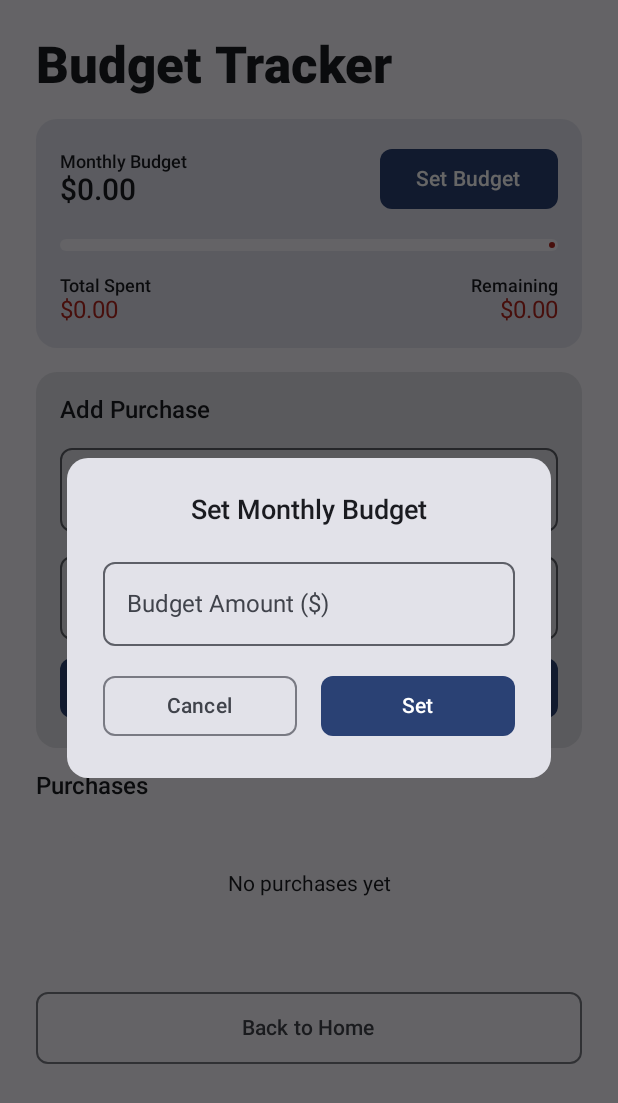
After one commit to AdibBinKadir/ShopperAI, an Android app built with Jetpack Compose: the BudgetTrackerScreen screen opened through its navigation route, on a phone screen of 412 x 824 dp. The commit adds this screen. Shown: the top 1103 px of the screen. Run offline under Robolectric (Android 15) with nearby library versions, the phone set to English and light mode, and no system bars; our stand-ins replace Room's generated code.

Commit message:
Added new budget tracker page

```diff
--- a/app/build.gradle.kts
+++ b/app/build.gradle.kts
@@ -55,10 +55,11 @@ dependencies {
     implementation("androidx.core:core-ktx:1.12.0")
     implementation("androidx.lifecycle:lifecycle-runtime-ktx:2.6.2")
     implementation("androidx.activity:activity-compose:1.8.2")
-    implementation(platform("androidx.compose:compose-bom:2023.08.00"))
+    implementation(platform("androidx.compose:compose-bom:2023.10.01"))
     implementation("androidx.compose.ui:ui")
     implementation("androidx.compose.ui:ui-graphics")
     implementation("androidx.compose.ui:ui-tooling-preview")
+    implementation("androidx.compose.ui:ui-text")
     implementation("androidx.compose.material3:material3")
     implementation("androidx.navigation:navigation-compose:2.7.5")
 
--- /dev/null
+++ b/app/src/main/java/com/example/democse3310/BudgetTrackerScreen.kt
@@ -0,0 +1,357 @@
+package com.example.democse3310
+
+import androidx.compose.foundation.background
+import androidx.compose.foundation.layout.*
+import androidx.compose.foundation.lazy.LazyColumn
+import androidx.compose.foundation.lazy.items
+import androidx.compose.material.icons.Icons
+import androidx.compose.material.icons.filled.Delete
+import androidx.compose.material3.*
+import androidx.compose.runtime.*
+import androidx.compose.ui.Alignment
+import androidx.compose.ui.Modifier
+import androidx.compose.ui.platform.LocalContext
+import androidx.compose.ui.text.input.KeyboardType
+import androidx.compose.foundation.text.KeyboardOptions
+import androidx.compose.ui.window.Dialog
+import androidx.compose.ui.unit.dp
+import androidx.lifecycle.viewmodel.compose.viewModel
+import androidx.navigation.NavController
+import com.example.democse3310.data.ChatDatabase
+import com.example.democse3310.data.getCurrentUserIdFlow
+import com.example.democse3310.ui.theme.Spacing
+import com.example.democse3310.viewmodel.BudgetViewModel
+import com.example.democse3310.viewmodel.BudgetViewModelFactory
+
+@Composable
+fun BudgetTrackerScreen(navController: NavController) {
+    val context = LocalContext.current
+    val database = remember { ChatDatabase.getDatabase(context) }
+    val currentUserId by getCurrentUserIdFlow(context).collectAsState(initial = "")
+
+    val viewModel: BudgetViewModel = viewModel(
+        factory = BudgetViewModelFactory(
+            database.budgetDao(),
+            database.budgetItemDao()
+        )
+    )
+
+    LaunchedEffect(currentUserId) {
+        if (currentUserId.isNotEmpty()) {
+            viewModel.loadBudgetData(currentUserId)
+        }
+    }
+
+    val budgetItems by viewModel.budgetItems.collectAsState()
+    val totalSpent by viewModel.totalSpent.collectAsState()
+    val monthlyBudget by viewModel.monthlyBudget.collectAsState()
+    val remainingBudget by viewModel.remainingBudget.collectAsState()
+
+    var budgetInputValue by remember { mutableStateOf("") }
+    var itemNameInput by remember { mutableStateOf("") }
+    var itemCostInput by remember { mutableStateOf("") }
+    var showBudgetDialog by remember { mutableStateOf(monthlyBudget == 0.0) }
+
+    Column(
+        modifier = Modifier
+            .fillMaxSize()
+            .background(MaterialTheme.colorScheme.background)
+            .padding(Spacing.lg),
+        verticalArrangement = Arrangement.Top
+    ) {
+        // Header
+        Text("Budget Tracker", style = MaterialTheme.typography.headlineLarge)
+        Spacer(modifier = Modifier.height(Spacing.md))
+
+        // Budget Summary Card
+        Card(
+            modifier = Modifier
+                .fillMaxWidth()
+                .padding(bottom = Spacing.md),
+            shape = MaterialTheme.shapes.medium,
+            colors = CardDefaults.cardColors(
+                containerColor = MaterialTheme.colorScheme.primary.copy(alpha = 0.1f)
+            )
+        ) {
+            Column(
+                modifier = Modifier
+                    .fillMaxWidth()
+                    .padding(Spacing.md)
+            ) {
+                Row(
+                    modifier = Modifier.fillMaxWidth(),
+                    horizontalArrangement = Arrangement.SpaceBetween,
+                    verticalAlignment = Alignment.CenterVertically
+                ) {
+                    Column {
+                        Text("Monthly Budget", style = MaterialTheme.typography.labelSmall)
+                        Text(
+                            "$%.2f".format(monthlyBudget),
+                            style = MaterialTheme.typography.headlineMedium
+                        )
+                    }
+                    Button(
+                        onClick = { showBudgetDialog = true },
+                        shape = MaterialTheme.shapes.small
+                    ) {
+                        Text("Set Budget")
+                    }
+                }
+
+                Spacer(modifier = Modifier.height(Spacing.md))
+
+                // Progress bar
+                LinearProgressIndicator(
+                    progress = (if (monthlyBudget > 0) (totalSpent / monthlyBudget).toFloat() else 0f).coerceIn(0f, 1f),
+                    modifier = Modifier
+                        .fillMaxWidth()
+                        .height(8.dp),
+                    trackColor = MaterialTheme.colorScheme.surface,
+                    color = if (remainingBudget > 0) MaterialTheme.colorScheme.primary else MaterialTheme.colorScheme.error
+                )
+
+                Spacer(modifier = Modifier.height(Spacing.md))
+
+                Row(
+                    modifier = Modifier.fillMaxWidth(),
+                    horizontalArrangement = Arrangement.SpaceBetween
+                ) {
+                    Column {
+                        Text("Total Spent", style = MaterialTheme.typography.labelSmall)
+                        Text(
+                            "$%.2f".format(totalSpent),
+                            style = MaterialTheme.typography.bodyLarge,
+                            color = MaterialTheme.colorScheme.error
+                        )
+                    }
+                    Column(horizontalAlignment = Alignment.End) {
+                        Text("Remaining", style = MaterialTheme.typography.labelSmall)
+                        Text(
+                            "$%.2f".format(remainingBudget),
+                            style = MaterialTheme.typography.bodyLarge,
+                            color = if (remainingBudget > 0) MaterialTheme.colorScheme.primary else MaterialTheme.colorScheme.error
+                        )
+                    }
+                }
+            }
+        }
+
+        // Add Item Section
+        Card(
+            modifier = Modifier
+                .fillMaxWidth()
+                .padding(bottom = Spacing.md),
+            shape = MaterialTheme.shapes.medium
+        ) {
+            Column(
+                modifier = Modifier
+                    .fillMaxWidth()
+                    .padding(Spacing.md)
+            ) {
+                Text("Add Purchase", style = MaterialTheme.typography.titleMedium)
+                Spacer(modifier = Modifier.height(Spacing.sm))
+
+                OutlinedTextField(
+                    value = itemNameInput,
+                    onValueChange = { itemNameInput = it },
+                    label = { Text("Item Name") },
+                    modifier = Modifier.fillMaxWidth(),
+                    shape = MaterialTheme.shapes.small
+                )
+
+                Spacer(modifier = Modifier.height(Spacing.sm))
+
+                OutlinedTextField(
+                    value = itemCostInput,
+                    onValueChange = { newValue: String ->
+                        if (newValue.isEmpty() || newValue.toDoubleOrNull() != null) {
+                            itemCostInput = newValue
+                        }
+                    },
+                    label = { Text("Cost ($)") },
+                    modifier = Modifier.fillMaxWidth(),
+                    shape = MaterialTheme.shapes.small
+                )
+
+                Spacer(modifier = Modifier.height(Spacing.sm))
+
+                Button(
+                    onClick = {
+                        if (itemNameInput.isNotEmpty() && itemCostInput.isNotEmpty()) {
+                            val cost = itemCostInput.toDoubleOrNull() ?: 0.0
+                            viewModel.addBudgetItem(currentUserId, itemNameInput, cost)
+                            itemNameInput = ""
+                            itemCostInput = ""
+                        }
+                    },
+                    modifier = Modifier.fillMaxWidth(),
+                    shape = MaterialTheme.shapes.small
+                ) {
+                    Text("Add Item")
+                }
+            }
+        }
+
+        // Items List
+        Text("Purchases", style = MaterialTheme.typography.titleMedium)
+        Spacer(modifier = Modifier.height(Spacing.sm))
+
+        if (budgetItems.isEmpty()) {
+            Card(
+                modifier = Modifier
+                    .fillMaxWidth()
+                    .padding(Spacing.md),
+                shape = MaterialTheme.shapes.medium,
+                colors = CardDefaults.cardColors(
+                    containerColor = MaterialTheme.colorScheme.surface
+                )
+            ) {
+                Text(
+                    "No purchases yet",
+                    style = MaterialTheme.typography.bodyMedium,
+                    modifier = Modifier
+                        .padding(Spacing.lg)
+                        .align(Alignment.CenterHorizontally)
+                )
+            }
+        } else {
+            LazyColumn(verticalArrangement = Arrangement.spacedBy(Spacing.sm)) {
+                items(budgetItems) { item ->
+                    Card(
+                        modifier = Modifier.fillMaxWidth(),
+                        shape = MaterialTheme.shapes.small
+                    ) {
+                        Row(
+                            modifier = Modifier
+                                .fillMaxWidth()
+                                .padding(Spacing.md),
+                            horizontalArrangement = Arrangement.SpaceBetween,
+                            verticalAlignment = Alignment.CenterVertically
+                        ) {
+                            Column(modifier = Modifier.weight(1f)) {
+                                Text(item.itemName, style = MaterialTheme.typography.bodyMedium)
+                                Text(
+                                    item.dateAdded,
+                                    style = MaterialTheme.typography.labelSmall,
+                                    color = MaterialTheme.colorScheme.onBackground.copy(alpha = 0.6f)
+                                )
+                            }
+                            Row(
+                                horizontalArrangement = Arrangement.spacedBy(Spacing.sm),
+                                verticalAlignment = Alignment.CenterVertically
+                            ) {
+                                Text(
+                                    "$%.2f".format(item.cost),
+                                    style = MaterialTheme.typography.bodyMedium
+                                )
+                                IconButton(
+                                    onClick = { viewModel.removeBudgetItem(item) },
+                                    modifier = Modifier.size(32.dp)
+                                ) {
+                                    Icon(
+                                        imageVector = Icons.Default.Delete,
+                                        contentDescription = "Delete",
+                                        tint = MaterialTheme.colorScheme.error
+                                    )
+                                }
+                            }
+                        }
+                    }
+                }
+            }
+        }
+
+        Spacer(modifier = Modifier.height(Spacing.lg))
+
+        // Back Button
+        OutlinedButton(
+            onClick = { navController.popBackStack() },
+            modifier = Modifier
+                .fillMaxWidth()
+                .height(48.dp),
+            shape = MaterialTheme.shapes.small
+        ) {
+            Text("Back to Home")
+        }
+    }
+
+    // Budget Dialog
+    if (showBudgetDialog) {
+        BudgetDialog(
+            value = budgetInputValue,
+            onValueChange = { budgetInputValue = it },
+            onConfirm = {
+                val amount = budgetInputValue.toDoubleOrNull() ?: 0.0
+                if (amount > 0) {
+                    viewModel.setMonthlyBudget(currentUserId, amount)
+                    budgetInputValue = ""
+                    showBudgetDialog = false
+                }
+            },
+            onDismiss = {
+                showBudgetDialog = false
+            }
+        )
+    }
+}
+
+@Composable
+private fun BudgetDialog(
+    value: String,
+    onValueChange: (String) -> Unit,
+    onConfirm: () -> Unit,
+    onDismiss: () -> Unit
+) {
+    Dialog(onDismissRequest = onDismiss) {
+        Card(
+            modifier = Modifier
+                .fillMaxWidth(0.9f)
+                .padding(Spacing.lg),
+            shape = MaterialTheme.shapes.medium
+        ) {
+            Column(
+                modifier = Modifier.padding(Spacing.lg),
+                horizontalAlignment = Alignment.CenterHorizontally
+            ) {
+                Text("Set Monthly Budget", style = MaterialTheme.typography.titleLarge)
+                Spacer(modifier = Modifier.height(Spacing.md))
+
+                OutlinedTextField(
+                    value = value,
+                    onValueChange = { newValue: String ->
+                        if (newValue.isEmpty() || newValue.toDoubleOrNull() != null) {
+                            onValueChange(newValue)
+                        }
+                    },
+                    label = { Text("Budget Amount ($)") },
+                    keyboardOptions = KeyboardOptions(keyboardType = KeyboardType.Decimal),
+                    modifier = Modifier.fillMaxWidth(),
+                    shape = MaterialTheme.shapes.small
+                )
+
+                Spacer(modifier = Modifier.height(Spacing.md))
+
+                Row(
+                    modifier = Modifier.fillMaxWidth(),
+                    horizontalArrangement = Arrangement.spacedBy(Spacing.md)
+                ) {
+                    OutlinedButton(
+                        onClick = onDismiss,
+                        modifier = Modifier.weight(1f),
+                        shape = MaterialTheme.shapes.small
+                    ) {
+                        Text("Cancel")
+                    }
+
+                    Button(
+                        onClick = onConfirm,
+                        modifier = Modifier.weight(1f),
+                        shape = MaterialTheme.shapes.small
+                    ) {
+                        Text("Set")
+                    }
+                }
+            }
+        }
+    }
+}
--- a/app/src/main/java/com/example/democse3310/MainActivity.kt
+++ b/app/src/main/java/com/example/democse3310/MainActivity.kt
@@ -41,5 +41,6 @@ private fun AppNavHost() {
         composable("text_search") { TextSearchScreen(navController) }
         composable("image_search") { ImageSearchScreen(navController) }
         composable("ai_assistant") { AiAssistantScreen(navController) }
+        composable("budget_tracker") { BudgetTrackerScreen(navController) }
     }
 }
--- /dev/null
+++ b/app/src/main/java/com/example/democse3310/data/BudgetDao.kt
@@ -0,0 +1,37 @@
+package com.example.democse3310.data
+
+import androidx.room.*
+import kotlinx.coroutines.flow.Flow
+
+@Dao
+interface BudgetDao {
+    @Query("SELECT * FROM budgets WHERE userId = :userId AND month = :month")
+    fun getBudgetFlow(userId: String, month: String): Flow<Budget?>
+
+    @Insert(onConflict = OnConflictStrategy.REPLACE)
+    suspend fun insertBudget(budget: Budget)
+
+    @Query("SELECT * FROM budgets WHERE userId = :userId AND month = :month")
+    suspend fun getBudget(userId: String, month: String): Budget?
+}
+
+@Dao
+interface BudgetItemDao {
+    @Query("SELECT * FROM budget_items WHERE userId = :userId ORDER BY dateAdded DESC")
+    fun getBudgetItemsFlow(userId: String): Flow<List<BudgetItem>>
+
+    @Query("SELECT * FROM budget_items WHERE userId = :userId ORDER BY dateAdded DESC")
+    suspend fun getBudgetItems(userId: String): List<BudgetItem>
+
+    @Insert
+    suspend fun insertBudgetItem(item: BudgetItem)
+
+    @Delete
+    suspend fun deleteBudgetItem(item: BudgetItem)
+
+    @Query("SELECT COALESCE(SUM(cost), 0.0) FROM budget_items WHERE userId = :userId")
+    fun getTotalSpentFlow(userId: String): Flow<Double>
+
+    @Query("SELECT COALESCE(SUM(cost), 0.0) FROM budget_items WHERE userId = :userId")
+    suspend fun getTotalSpent(userId: String): Double
+}
--- a/app/src/main/java/com/example/democse3310/data/ChatDatabase.kt
+++ b/app/src/main/java/com/example/democse3310/data/ChatDatabase.kt
@@ -5,10 +5,12 @@ import androidx.room.Database
 import androidx.room.Room
 import androidx.room.RoomDatabase
 
-@Database(entities = [ChatMessageEntity::class, UserPreferences::class], version = 2, exportSchema = false)
+@Database(entities = [ChatMessageEntity::class, UserPreferences::class, Budget::class, BudgetItem::class], version = 3, exportSchema = false)
 abstract class ChatDatabase : RoomDatabase() {
     abstract fun chatMessageDao(): ChatMessageDao
     abstract fun userPreferencesDao(): UserPreferencesDao
+    abstract fun budgetDao(): BudgetDao
+    abstract fun budgetItemDao(): BudgetItemDao
 
     companion object {
         @Volatile
--- /dev/null
+++ b/app/src/main/java/com/example/democse3310/viewmodel/BudgetViewModel.kt
@@ -0,0 +1,110 @@
+package com.example.democse3310.viewmodel
+
+import androidx.lifecycle.ViewModel
+import androidx.lifecycle.ViewModelProvider
+import androidx.lifecycle.viewModelScope
+import com.example.democse3310.data.Budget
+import com.example.democse3310.data.BudgetDao
+import com.example.democse3310.data.BudgetItem
+import com.example.democse3310.data.BudgetItemDao
+import kotlinx.coroutines.flow.Flow
+import kotlinx.coroutines.flow.MutableStateFlow
+import kotlinx.coroutines.flow.StateFlow
+import kotlinx.coroutines.launch
+import java.text.SimpleDateFormat
+import java.util.*
+
+class BudgetViewModel(
+    private val budgetDao: BudgetDao,
+    private val budgetItemDao: BudgetItemDao
+) : ViewModel() {
+
+    private val _budgetItems = MutableStateFlow<List<BudgetItem>>(emptyList())
+    val budgetItems: StateFlow<List<BudgetItem>> = _budgetItems
+
+    private val _totalSpent = MutableStateFlow(0.0)
+    val totalSpent: StateFlow<Double> = _totalSpent
+
+    private val _monthlyBudget = MutableStateFlow(0.0)
+    val monthlyBudget: StateFlow<Double> = _monthlyBudget
+
+    private val _remainingBudget = MutableStateFlow(0.0)
+    val remainingBudget: StateFlow<Double> = _remainingBudget
+
+    fun loadBudgetData(userId: String) {
+        val currentMonth = getCurrentMonth()
+        viewModelScope.launch {
+            budgetDao.getBudgetFlow(userId, currentMonth).collect { budget ->
+                _monthlyBudget.value = budget?.monthlyBudget ?: 0.0
+                updateRemainingBudget()
+            }
+        }
+        viewModelScope.launch {
+            budgetItemDao.getBudgetItemsFlow(userId).collect { items ->
+                _budgetItems.value = items
+                updateTotalAndRemaining()
+            }
+        }
+        viewModelScope.launch {
+            budgetItemDao.getTotalSpentFlow(userId).collect { total ->
+                _totalSpent.value = total
+                updateRemainingBudget()
+            }
+        }
+    }
+
+    fun setMonthlyBudget(userId: String, amount: Double) {
+        viewModelScope.launch {
+            val currentMonth = getCurrentMonth()
+            val budget = Budget(userId, amount, currentMonth)
+            budgetDao.insertBudget(budget)
+        }
+    }
+
+    fun addBudgetItem(userId: String, itemName: String, cost: Double) {
+        viewModelScope.launch {
+            val dateFormat = SimpleDateFormat("yyyy-MM-dd HH:mm:ss", Locale.getDefault())
+            val currentDate = dateFormat.format(Date())
+            val item = BudgetItem(
+                userId = userId,
+                itemName = itemName,
+                cost = cost,
+                dateAdded = currentDate
+            )
+            budgetItemDao.insertBudgetItem(item)
+        }
+    }
+
+    fun removeBudgetItem(item: BudgetItem) {
+        viewModelScope.launch {
+            budgetItemDao.deleteBudgetItem(item)
+        }
+    }
+
+    private fun updateTotalAndRemaining() {
+        updateRemainingBudget()
+    }
+
+    private fun updateRemainingBudget() {
+        val remaining = _monthlyBudget.value - _totalSpent.value
+        _remainingBudget.value = if (remaining < 0) 0.0 else remaining
+    }
+
+    private fun getCurrentMonth(): String {
+        val dateFormat = SimpleDateFormat("yyyy-MM", Locale.getDefault())
+        return dateFormat.format(Date())
+    }
+}
+
+class BudgetViewModelFactory(
+    private val budgetDao: BudgetDao,
+    private val budgetItemDao: BudgetItemDao
+) : ViewModelProvider.Factory {
+    override fun <T : ViewModel> create(modelClass: Class<T>): T {
+        if (modelClass.isAssignableFrom(BudgetViewModel::class.java)) {
+            @Suppress("UNCHECKED_CAST")
+            return BudgetViewModel(budgetDao, budgetItemDao) as T
+        }
+        throw IllegalArgumentException("Unknown ViewModel class")
+    }
+}
```
Also changed, not shown: app/src/main/java/com/example/democse3310/HomeScreen.kt (+10 -0 lines), app/src/main/java/com/example/democse3310/data/Budget.kt (added, +20 -0 lines).
